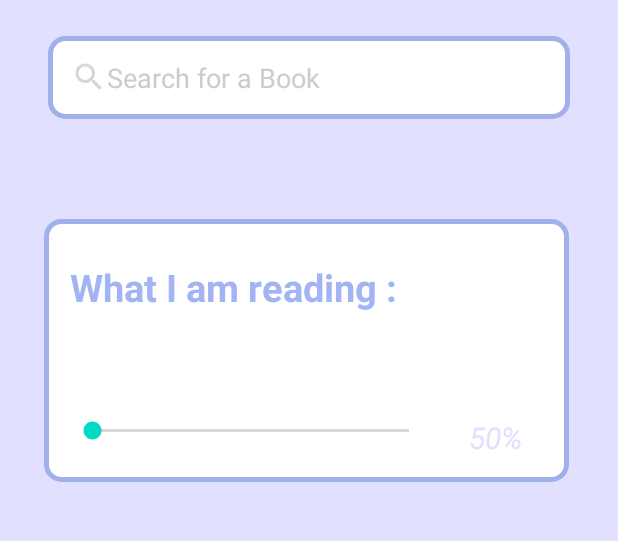
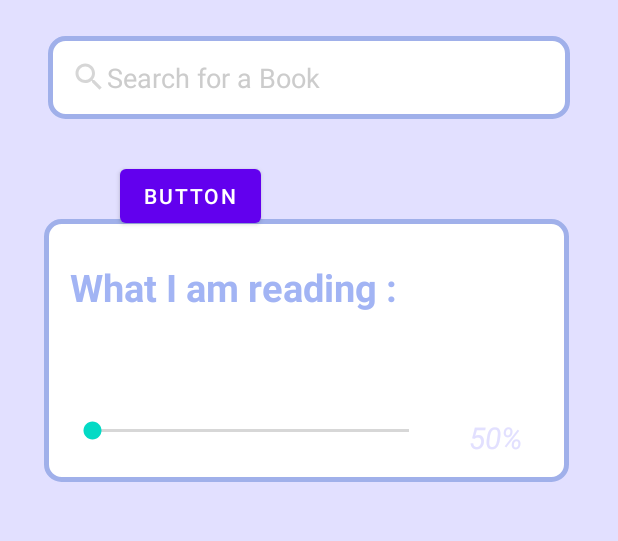
Before and after one commit to najibhosam/LibraLink2, an Android app: the layout fragment_home.xml on its own in the app's theme, with its tools: preview values and no code run, on a phone screen of 412 x 824 dp, the part 128-669 px from its top. Run offline under Robolectric (Android 15) with nearby library versions, the phone set to English and light mode, and no system bars.

```diff
--- a/app/build.gradle
+++ b/app/build.gradle
@@ -86,5 +86,6 @@ dependencies {
     implementation 'com.google.firebase:firebase-database-ktx'
     implementation platform('com.google.firebase:firebase-bom:32.1.0')
 
+    implementation 'com.loopj.android:android-async-http:1.4.11'
 
 }
--- a/app/src/main/java/com/example/libralink2/fragment/HomeFragment.kt
+++ b/app/src/main/java/com/example/libralink2/fragment/HomeFragment.kt
@@ -7,16 +7,19 @@ import android.view.LayoutInflater
 import android.view.View
 import android.view.ViewGroup
 import com.example.libralink2.R
+import com.example.libralink2.databinding.FragmentHomeBinding
 
 class HomeFragment : Fragment() {
 
     private lateinit var viewModel: HomeViewModel
+    private lateinit var binding: FragmentHomeBinding
     override fun onCreateView(
         inflater: LayoutInflater, container: ViewGroup?,
         savedInstanceState: Bundle?
     ): View? {
+        binding = FragmentHomeBinding.inflate(layoutInflater)
+        setContentView(binding.root)
         return inflater.inflate(R.layout.fragment_home, container, false)
     }
 
-
 }
--- a/app/src/main/res/layout/fragment_home.xml
+++ b/app/src/main/res/layout/fragment_home.xml
@@ -39,6 +39,19 @@
         app:layout_constraintHorizontal_bias="1.0"
         app:layout_constraintStart_toStartOf="parent"
         app:layout_constraintTop_toBottomOf="@+id/textView4" />
+
+    <Button
+        android:id="@+id/btn_search"
+        android:layout_width="wrap_content"
+        android:layout_height="wrap_content"
+        android:layout_marginTop="8dp"
+        android:text="Button"
+        app:layout_constraintBottom_toBottomOf="parent"
+        app:layout_constraintEnd_toEndOf="@+id/etSearch"
+        app:layout_constraintHorizontal_bias="0.279"
+        app:layout_constraintStart_toStartOf="parent"
+        app:layout_constraintTop_toTopOf="parent"
+        app:layout_constraintVertical_bias="0.24" />
 
     <ImageView
         android:id="@+id/imageView6"
```
Also changed, not shown: app/src/main/java/com/example/libralink2/MainActivity.kt (+9 -1 lines), 2 other files.
